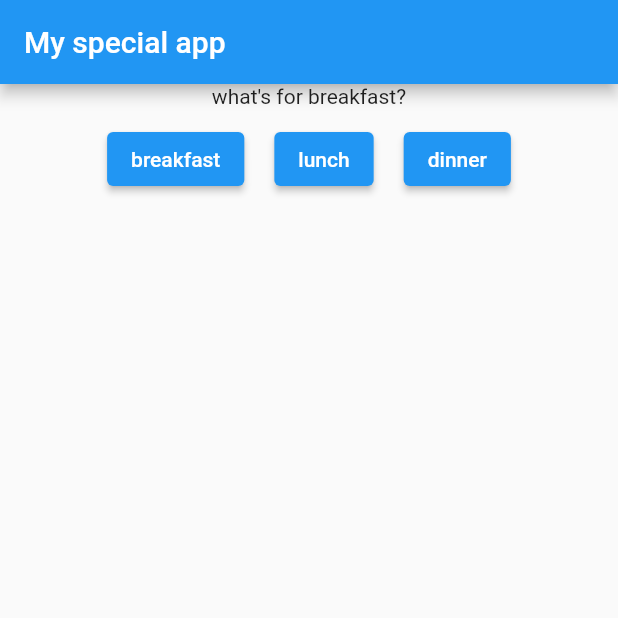
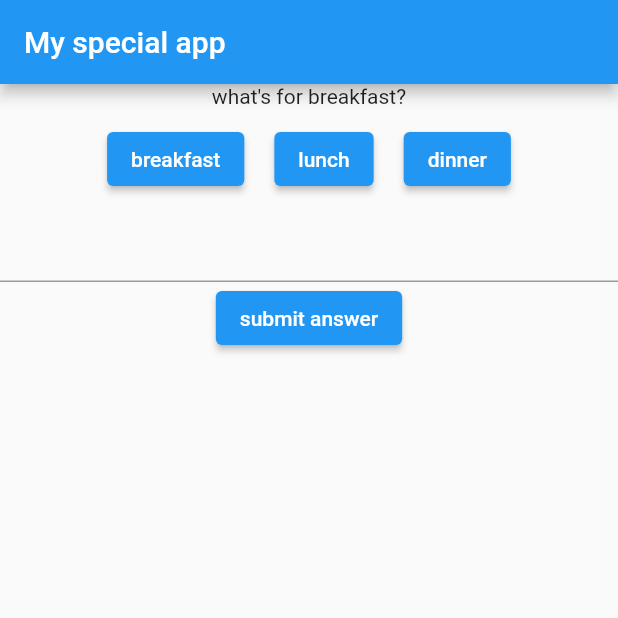
Before and after one commit to mongodben/flutter_playground, a Flutter app: the screen it shows after launch, on a phone screen of 412 x 824 dp, the top half of it. Run offline on Flutter 3.47's test engine with Material 2 defaults, Android fonts, the phone set to English and light mode, and no system bars.

Commit message:
make very basic guessing game

```diff
--- /dev/null
+++ b/lib/answer-box.dart
@@ -0,0 +1,38 @@
+import 'package:flutter/material.dart';
+
+class AnswerBox extends StatefulWidget {
+  final void Function(String) handleAnswerSubmit;
+
+  AnswerBox({Key? key, required this.handleAnswerSubmit}) : super(key: key);
+
+  @override
+  _AnswerBoxState createState() => _AnswerBoxState();
+}
+
+class _AnswerBoxState extends State<AnswerBox> {
+  var _answerVal = '';
+  void onAnswerChange(text) {
+    setState(() {
+      _answerVal = text;
+    });
+  }
+
+  void onSubmit() {
+    widget.handleAnswerSubmit(_answerVal);
+  }
+
+  @override
+  Widget build(BuildContext context) {
+    return Column(
+      children: [
+        TextField(
+          onChanged: onAnswerChange,
+        ),
+        ElevatedButton(
+          onPressed: onSubmit,
+          child: const Text('submit answer')
+        )
+      ],
+    );
+  }
+}
--- /dev/null
+++ b/lib/answer-message.dart
@@ -0,0 +1,19 @@
+import 'package:flutter/material.dart';
+
+class AnswerMessage extends StatelessWidget {
+  final bool? answer;
+  final String realAnswer;
+
+  AnswerMessage(this.answer, this.realAnswer);
+
+  @override
+  Widget build(BuildContext context) {
+    if (answer == true) {
+      return Text('yaas. ${realAnswer} is being served');
+    } else if (answer == false) {
+      return const Text('nop');
+    } else {
+      return Container();
+    }
+  }
+}
--- a/lib/questions.dart
+++ b/lib/questions.dart
@@ -1,4 +1,6 @@
 import 'package:flutter/material.dart';
+import 'answer-box.dart';
+import 'answer-message.dart';
 
 class Questions extends StatefulWidget {
   const Questions({Key? key}) : super(key: key);
@@ -8,7 +10,7 @@ class Questions extends StatefulWidget {
 }
 
 class _QuestionsState extends State<Questions> {
-  static var questions = [
+  static final questions = [
     _QAPair('what\'s for breakfast?', 'pancakes'),
     _QAPair('what\'s for lunch?', 'sandwich'),
     _QAPair('what\'s for dinner?', 'tacos'),
@@ -17,7 +19,19 @@ class _QuestionsState extends State<Questions> {
   var _activeQuestion = questions[0];
   void _activateQuestion(int questionIdx, List<_QAPair> questions) {
     setState(() {
+      _answerState = null;
       _activeQuestion = questions[questionIdx];
+    });
+  }
+
+  bool? _answerState = null;
+  void _checkAnswer(String answer) {
+    setState(() {
+      if (answer == _activeQuestion.answer) {
+        _answerState = true;
+      } else {
+        _answerState = false;
+      }
     });
   }
 
@@ -27,13 +41,16 @@ class _QuestionsState extends State<Questions> {
       Text(_activeQuestion.question),
       Container(
           child: Row(
-            children: [
-              _OptionButton(Text('breakfast'), () => _activateQuestion(0, questions)),
-              _OptionButton(Text('lunch'), () => _activateQuestion(1, questions)),
-              _OptionButton(Text('dinner'), () => _activateQuestion(2, questions)),
-            ],
-            mainAxisAlignment: MainAxisAlignment.center,
-      ))
+        children: [
+          _OptionButton(
+              Text('breakfast'), () => _activateQuestion(0, questions)),
+          _OptionButton(Text('lunch'), () => _activateQuestion(1, questions)),
+          _OptionButton(Text('dinner'), () => _activateQuestion(2, questions)),
+        ],
+        mainAxisAlignment: MainAxisAlignment.center,
+      )),
+      AnswerBox(handleAnswerSubmit: _checkAnswer),
+      AnswerMessage(_answerState, _activeQuestion.answer)
     ]);
   }
 }
```
